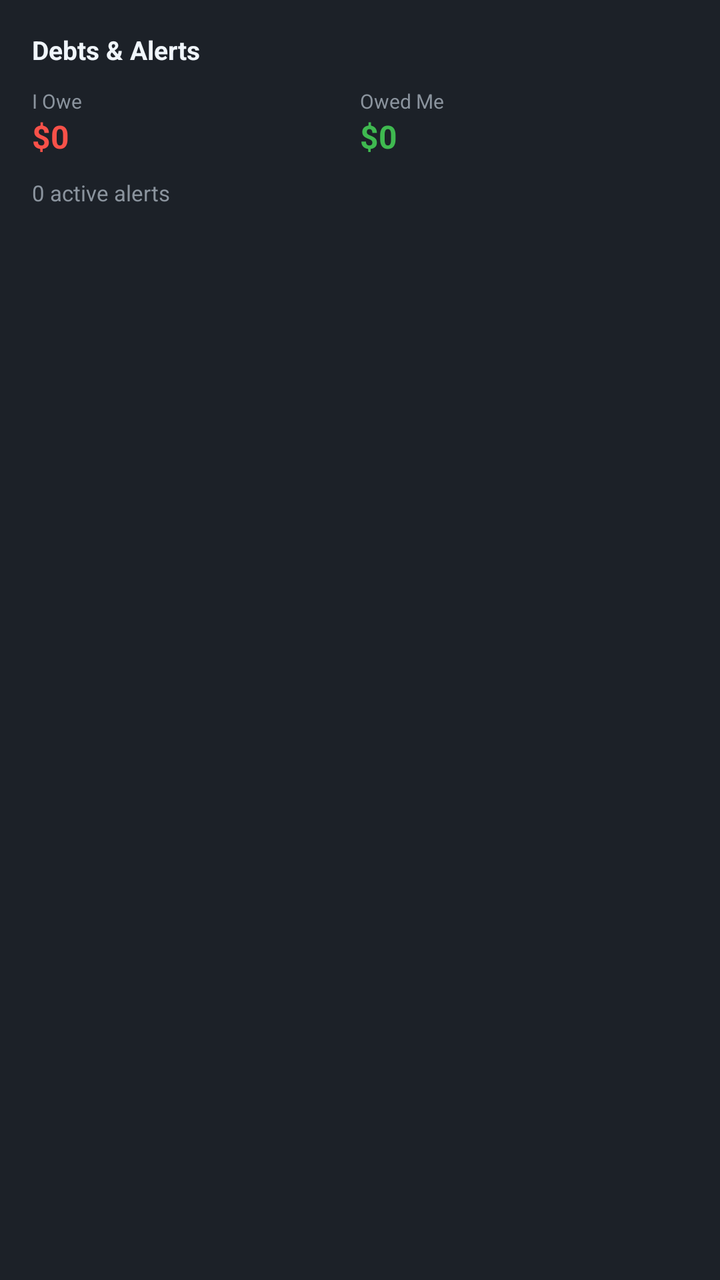
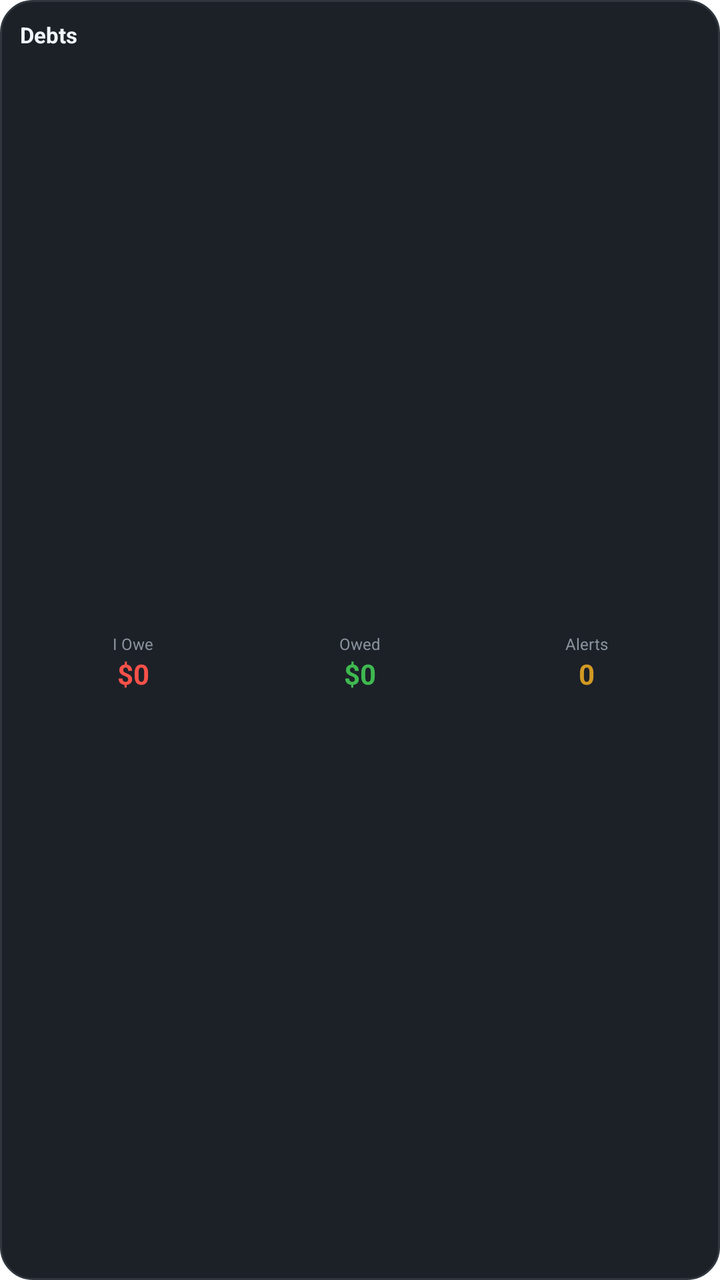

An Android layout rendered at two revisions. The XML below is the earlier revision; the diff shows what the commit changed to produce the second picture.
<!-- AndroidManifest.xml: fallback theme Theme.MaterialComponents.DayNight.NoActionBar -->
<!-- res/layout/widget_debts_alerts.xml -->
<?xml version="1.0" encoding="utf-8"?>
<LinearLayout xmlns:android="http://schemas.android.com/apk/res/android"
    android:layout_width="match_parent"
    android:layout_height="match_parent"
    android:orientation="vertical"
    android:padding="16dp"
    android:background="#1C2128">

    <TextView
        android:layout_width="match_parent"
        android:layout_height="wrap_content"
        android:text="Debts &amp; Alerts"
        android:textColor="#F0F6FC"
        android:textSize="13sp"
        android:textStyle="bold"
        android:layout_marginBottom="10dp" />

    <LinearLayout
        android:layout_width="match_parent"
        android:layout_height="wrap_content"
        android:orientation="horizontal"
        android:layout_marginBottom="10dp">

        <LinearLayout
            android:layout_width="0dp"
            android:layout_height="wrap_content"
            android:layout_weight="1"
            android:orientation="vertical">
            <TextView
                android:layout_width="wrap_content"
                android:layout_height="wrap_content"
                android:text="I Owe"
                android:textColor="#8B949E"
                android:textSize="10sp" />
            <TextView
                android:id="@+id/i_owe_amt"
                android:layout_width="wrap_content"
                android:layout_height="wrap_content"
                android:text="$0"
                android:textColor="#F85149"
                android:textSize="16sp"
                android:textStyle="bold" />
        </LinearLayout>

        <LinearLayout
            android:layout_width="0dp"
            android:layout_height="wrap_content"
            android:layout_weight="1"
            android:orientation="vertical">
            <TextView
                android:layout_width="wrap_content"
                android:layout_height="wrap_content"
                android:text="Owed Me"
                android:textColor="#8B949E"
                android:textSize="10sp" />
            <TextView
                android:id="@+id/owed_me_amt"
                android:layout_width="wrap_content"
                android:layout_height="wrap_content"
                android:text="$0"
                android:textColor="#3FB950"
                android:textSize="16sp"
                android:textStyle="bold" />
        </LinearLayout>
    </LinearLayout>

    <TextView
        android:id="@+id/alerts_count"
        android:layout_width="match_parent"
        android:layout_height="wrap_content"
        android:text="0 active alerts"
        android:textColor="#8B949E"
        android:textSize="11sp" />

</LinearLayout>
<!-- resources referenced by this layout -->
<resources>

</resources>

<!-- the commit's change to res/layout/widget_debts_alerts.xml (unified diff, before → after) -->
@@ -3,42 +3,44 @@
     android:layout_width="match_parent"
     android:layout_height="match_parent"
     android:orientation="vertical"
-    android:padding="16dp"
-    android:background="#1C2128">
+    android:padding="10dp"
+    android:background="@drawable/widget_background">
 
     <TextView
         android:layout_width="match_parent"
         android:layout_height="wrap_content"
-        android:text="Debts &amp; Alerts"
+        android:text="Debts"
         android:textColor="#F0F6FC"
-        android:textSize="13sp"
+        android:textSize="11sp"
         android:textStyle="bold"
-        android:layout_marginBottom="10dp" />
+        android:layout_marginBottom="8dp" />
 
     <LinearLayout
         android:layout_width="match_parent"
-        android:layout_height="wrap_content"
+        android:layout_height="0dp"
+        android:layout_weight="1"
         android:orientation="horizontal"
-        android:layout_marginBottom="10dp">
+        android:gravity="center">
 
         <LinearLayout
             android:layout_width="0dp"
             android:layout_height="wrap_content"
             android:layout_weight="1"
-            android:orientation="vertical">
+            android:orientation="vertical"
+            android:gravity="center">
             <TextView
                 android:layout_width="wrap_content"
                 android:layout_height="wrap_content"
                 android:text="I Owe"
                 android:textColor="#8B949E"
-                android:textSize="10sp" />
+                android:textSize="8sp" />
             <TextView
                 android:id="@+id/i_owe_amt"
                 android:layout_width="wrap_content"
                 android:layout_height="wrap_content"
                 android:text="$0"
                 android:textColor="#F85149"
-                android:textSize="16sp"
+                android:textSize="14sp"
                 android:textStyle="bold" />
         </LinearLayout>
 
@@ -46,30 +48,46 @@
             android:layout_width="0dp"
             android:layout_height="wrap_content"
             android:layout_weight="1"
-            android:orientation="vertical">
+            android:orientation="vertical"
+            android:gravity="center">
             <TextView
                 android:layout_width="wrap_content"
                 android:layout_height="wrap_content"
-                android:text="Owed Me"
+                android:text="Owed"
                 android:textColor="#8B949E"
-                android:textSize="10sp" />
+                android:textSize="8sp" />
             <TextView
                 android:id="@+id/owed_me_amt"
                 android:layout_width="wrap_content"
                 android:layout_height="wrap_content"
                 android:text="$0"
                 android:textColor="#3FB950"
-                android:textSize="16sp"
+                android:textSize="14sp"
                 android:textStyle="bold" />
         </LinearLayout>
+
+        <LinearLayout
+            android:layout_width="0dp"
+            android:layout_height="wrap_content"
+            android:layout_weight="1"
+            android:orientation="vertical"
+            android:gravity="center">
+            <TextView
+                android:layout_width="wrap_content"
+                android:layout_height="wrap_content"
+                android:text="Alerts"
+                android:textColor="#8B949E"
+                android:textSize="8sp" />
+            <TextView
+                android:id="@+id/alerts_count"
+                android:layout_width="wrap_content"
+                android:layout_height="wrap_content"
+                android:text="0"
+                android:textColor="#D29922"
+                android:textSize="14sp"
+                android:textStyle="bold" />
+        </LinearLayout>
+
     </LinearLayout>
 
-    <TextView
-        android:id="@+id/alerts_count"
-        android:layout_width="match_parent"
-        android:layout_height="wrap_content"
-        android:text="0 active alerts"
-        android:textColor="#8B949E"
-        android:textSize="11sp" />
-
 </LinearLayout>
<!-- resource entries referenced after the edit -->
@@ -1,5 +1,12 @@
 <!-- resources referenced by this layout -->
 <resources>
-
+  <!-- drawable widget_background (drawable) -->
+  <?xml version="1.0" encoding="utf-8"?>
+  <shape xmlns:android="http://schemas.android.com/apk/res/android"
+      android:shape="rectangle">
+      <solid android:color="#1C2128" />
+      <corners android:radius="16dp" />
+      <stroke android:width="1dp" android:color="#30363D" />
+  </shape>
 </resources>
 
